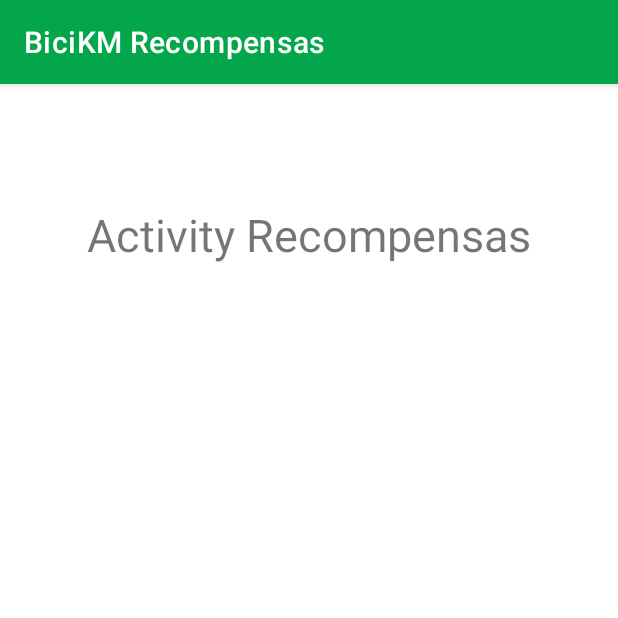
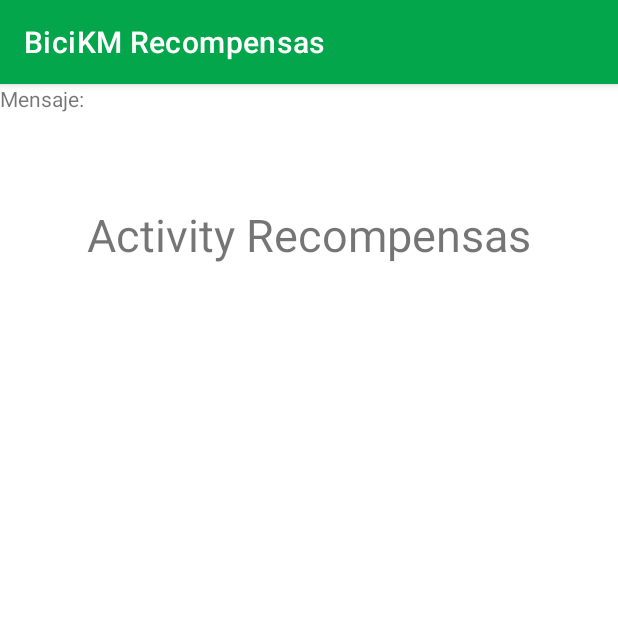
Before and after one commit to jesersu/BiciKm, an Android app: the RecompensasActivity screen opened directly, with no data from a screen before it, on a phone screen of 412 x 824 dp, the top half of it. Run offline under Robolectric (Android 15) with nearby library versions, the phone set to English and light mode, and no system bars.

Commit message:
presentacion de la notificación en un activity

```diff
--- a/app/src/main/java/idnp/app/bicikm/MyFirebaseMessagingService.java
+++ b/app/src/main/java/idnp/app/bicikm/MyFirebaseMessagingService.java
@@ -119,7 +119,7 @@ public class MyFirebaseMessagingService extends FirebaseMessagingService {
     }
 
     private void sendNotification(String messageBody) {
-        Intent intent = new Intent(this, MainActivity.class);
+        Intent intent = new Intent(this, RecompensasActivity.class);
         intent.addFlags(Intent.FLAG_ACTIVITY_NEW_TASK);
         PendingIntent pendingIntent = PendingIntent.getActivity(this, 0 /* Request code */, intent,
                 PendingIntent.FLAG_ONE_SHOT);
--- a/app/src/main/java/idnp/app/bicikm/RecompensasActivity.java
+++ b/app/src/main/java/idnp/app/bicikm/RecompensasActivity.java
@@ -17,6 +17,8 @@ import android.widget.TextView;
 
 public class RecompensasActivity extends AppCompatActivity {
 
+    private TextView infoTextView2;
+
     @Override
     protected void onCreate(Bundle savedInstanceState) {
         super.onCreate(savedInstanceState);
@@ -24,6 +26,17 @@ public class RecompensasActivity extends AppCompatActivity {
 
         TextView title = findViewById(R.id.tituloRecompensas);
         title.setText("Activity Recompensas");
+
+        infoTextView2 = (TextView) findViewById(R.id.infoTextView2);
+
+        if(getIntent().getExtras() !=null){
+            for(String key : getIntent().getExtras().keySet()){
+                //if(key.equals("titulo") ){
+                String value = getIntent().getExtras().getString(key);
+                infoTextView2.append("\n" + key + ": " + value);
+                //}
+            }
+        }
 
         BottomNavigationView navigation = findViewById(R.id.nav_view);
         navigation.getMenu().findItem(R.id.navigation_recompensas).setChecked(true);
--- a/app/src/main/res/layout/activity_recompensas.xml
+++ b/app/src/main/res/layout/activity_recompensas.xml
@@ -18,6 +18,17 @@
             android:id="@+id/tituloRecompensas"
             android:textAlignment="center"/>
 
+        <TextView
+            android:id="@+id/infoTextView2"
+            android:layout_width="wrap_content"
+            android:layout_height="wrap_content"
+            android:text="Mensaje: "
+            app:layout_constraintBottom_toBottomOf="parent"
+            app:layout_constraintLeft_toLeftOf="parent"
+            app:layout_constraintRight_toRightOf="parent"
+            app:layout_constraintTop_toTopOf="parent" />
+
+
     </RelativeLayout>
     <com.google.android.material.bottomnavigation.BottomNavigationView
         style="@style/Widget.MaterialComponents.BottomNavigationView"
```
